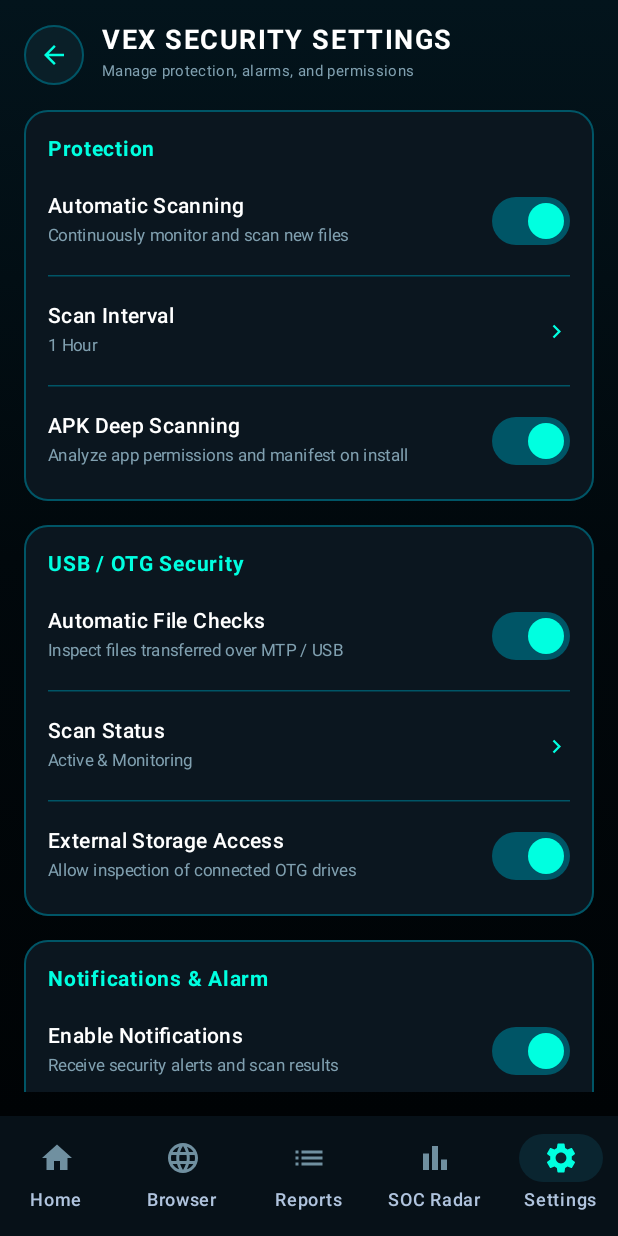
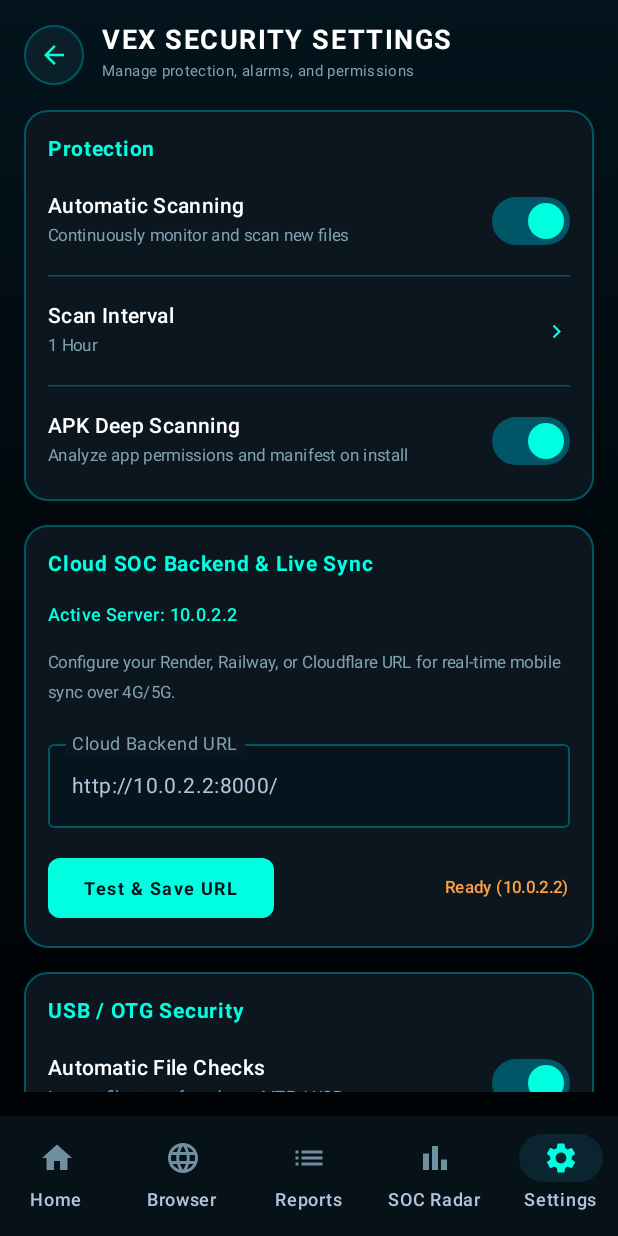
Before and after one commit to cbagh0819-ctrl/VEX, an Android app built with Jetpack Compose: the screen it shows after launch (MainActivity), item 5 of the bottom bar chosen, on a phone screen of 412 x 824 dp. Run offline under Robolectric (Android 15) with nearby library versions, the phone set to English and light mode, and no system bars; 1 statement that could not run was skipped.

Commit message:
Feat: Add dynamic Cloud SOC endpoint configurator with in-app ping & persist

```diff
--- a/app/src/main/java/com/vex/security/MainActivity.kt
+++ b/app/src/main/java/com/vex/security/MainActivity.kt
@@ -40,6 +40,12 @@ class MainActivity : ComponentActivity() {
         super.onCreate(savedInstanceState)
 
         // Initialize core security managers and channels
+        val prefs = getSharedPreferences("vex_settings", MODE_PRIVATE)
+        val savedBackendUrl = prefs.getString("backend_url", null)
+        if (!savedBackendUrl.isNullOrBlank()) {
+            ApiClient.setServerUrl(savedBackendUrl)
+        }
+
         SecurityNotificationManager.init(this)
         UsbSecurityManager.init(this)
         SystemMonitor.start(this)
--- a/app/src/main/java/com/vex/security/network/ApiClient.kt
+++ b/app/src/main/java/com/vex/security/network/ApiClient.kt
@@ -27,6 +27,10 @@ object ApiClient {
         val formatted = if (trimmed.endsWith("/")) trimmed else "$trimmed/"
         if (formatted.startsWith("http://") || formatted.startsWith("https://")) {
             customBaseUrl = formatted
+            HttpUrl.parse(formatted)?.let {
+                activeEndpoint = it
+                activeHost = it.host()
+            }
             Log.i("ApiClient", "Custom backend URL set to: $formatted")
         }
     }
--- a/app/src/main/java/com/vex/security/ui/settings/SettingsScreen.kt
+++ b/app/src/main/java/com/vex/security/ui/settings/SettingsScreen.kt
@@ -22,8 +22,11 @@ import androidx.compose.ui.platform.LocalContext
 import androidx.compose.ui.text.font.FontWeight
 import androidx.compose.ui.unit.dp
 import androidx.compose.ui.unit.sp
+import com.vex.security.network.ApiClient
 import com.vex.security.notification.AlarmPlayer
 import com.vex.security.notification.SecurityNotification
+import kotlinx.coroutines.Dispatchers
+import kotlinx.coroutines.launch
 
 @OptIn(ExperimentalMaterial3Api::class)
 @Composable
@@ -45,6 +48,13 @@ fun SettingsScreen(
     var notificationsEnabled by remember { mutableStateOf(prefs.getBoolean("notifications_enabled", true)) }
     var highRiskAlarm by remember { mutableStateOf(prefs.getBoolean("high_risk_alarm", true)) }
     var vibrationEnabled by remember { mutableStateOf(prefs.getBoolean("vibration_enabled", true)) }
+
+    val scope = rememberCoroutineScope()
+    var backendUrlInput by remember {
+        mutableStateOf(prefs.getString("backend_url", ApiClient.getServerUrl()) ?: ApiClient.getServerUrl())
+    }
+    var backendStatus by remember { mutableStateOf("Ready (${ApiClient.activeHost})") }
+    var isTestingBackend by remember { mutableStateOf(false) }
 
     LazyColumn(
         modifier = Modifier
@@ -132,6 +142,85 @@ fun SettingsScreen(
                         prefs.edit().putBoolean("apk_scanning", it).apply()
                     }
                 )
+            }
+        }
+
+        // Section: Cloud SOC Backend & 4G/5G Live Telemetry
+        item {
+            SettingsSectionCard(title = "Cloud SOC Backend & Live Sync") {
+                Text(
+                    text = "Active Server: ${ApiClient.activeHost}",
+                    color = Color(0xFF00FFE0),
+                    fontSize = 12.sp,
+                    fontWeight = FontWeight.SemiBold
+                )
+                Spacer(modifier = Modifier.height(4.dp))
+                Text(
+                    text = "Configure your Render, Railway, or Cloudflare URL for real-time mobile sync over 4G/5G.",
+                    color = Color(0xFF80A0B0),
+                    fontSize = 11.sp
+                )
+                Spacer(modifier = Modifier.height(8.dp))
+                OutlinedTextField(
+                    value = backendUrlInput,
+                    onValueChange = { backendUrlInput = it },
+                    label = { Text("Cloud Backend URL", color = Color(0xFF80A0B0), fontSize = 12.sp) },
+                    singleLine = true,
+                    modifier = Modifier.fillMaxWidth(),
+                    colors = OutlinedTextFieldDefaults.colors(
+                        focusedTextColor = Color.White,
+                        unfocusedTextColor = Color.White,
+                        focusedBorderColor = Color(0xFF00FFE0),
+                        unfocusedBorderColor = Color(0xFF005566),
+                        focusedContainerColor = Color(0xFF06151D),
+                        unfocusedContainerColor = Color(0xFF06151D)
+                    )
+                )
+                Spacer(modifier = Modifier.height(8.dp))
+                Row(
+                    modifier = Modifier.fillMaxWidth(),
+                    horizontalArrangement = Arrangement.SpaceBetween,
+                    verticalAlignment = Alignment.CenterVertically
+                ) {
+                    Button(
+                        onClick = {
+                            scope.launch(Dispatchers.IO) {
+                                isTestingBackend = true
+                                backendStatus = "Testing connection..."
+                                ApiClient.setServerUrl(backendUrlInput)
+                                prefs.edit().putString("backend_url", ApiClient.getServerUrl()).apply()
+                                try {
+                                    val resp = ApiClient.apiService.healthCheck()
+                                    if (resp.isSuccessful) {
+                                        backendStatus = "Online (HTTP 200 OK)"
+                                    } else {
+                                        backendStatus = "Returned HTTP ${resp.code()}"
+                                    }
+                                } catch (e: Exception) {
+                                    backendStatus = "Failed: ${e.message ?: "Unreachable"}"
+                                } finally {
+                                    isTestingBackend = false
+                                }
+                            }
+                        },
+                        colors = ButtonDefaults.buttonColors(containerColor = Color(0xFF00FFE0)),
+                        shape = RoundedCornerShape(8.dp),
+                        enabled = !isTestingBackend
+                    ) {
+                        Text(
+                            text = if (isTestingBackend) "Pinging..." else "Test & Save URL",
+                            color = Color(0xFF00111A),
+                            fontWeight = FontWeight.Bold,
+                            fontSize = 12.sp
+                        )
+                    }
+                    Text(
+                        text = backendStatus,
+                        color = if (backendStatus.contains("Online") || backendStatus.contains("200")) Color(0xFF35E08A) else Color(0xFFFF9F43),
+                        fontSize = 11.sp,
+                        fontWeight = FontWeight.Medium
+                    )
+                }
             }
         }
 
```
